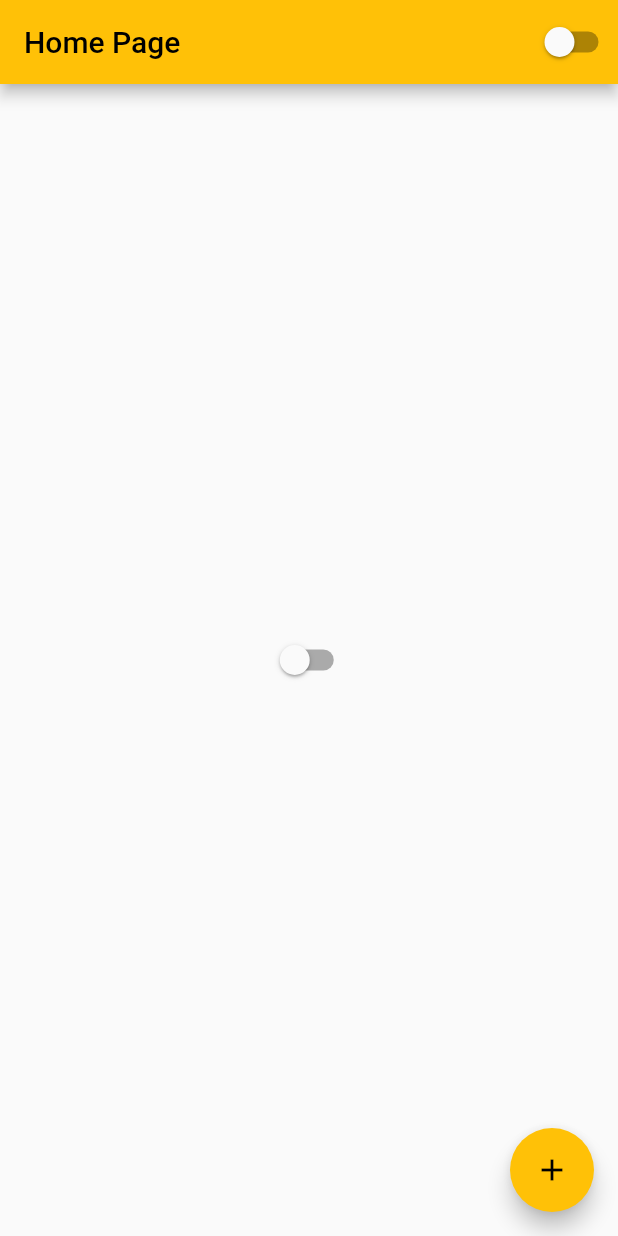
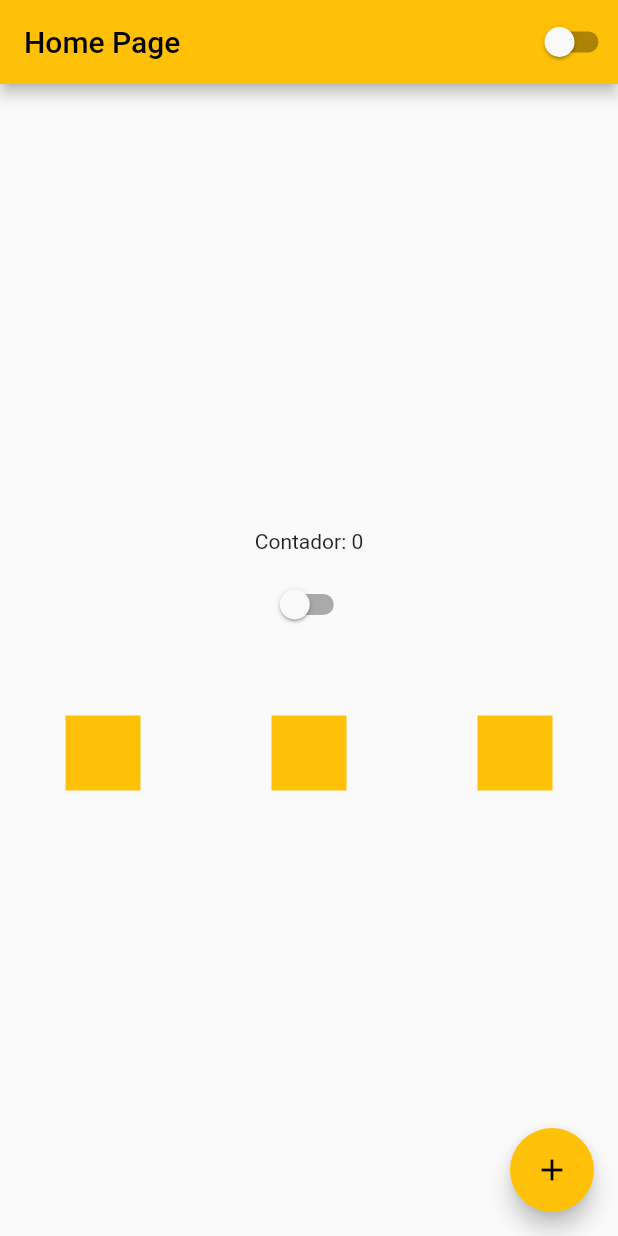
Before and after one commit to brandao-rafael/learning-flutter, a Flutter app: the screen it shows after launch, on a phone screen of 412 x 824 dp. Run offline on Flutter 3.47's test engine with Material 2 defaults, Android fonts, the phone set to English and light mode, and no system bars.

Commit message:
feat: margin with container

```diff
--- a/dia-1/hello_world/lib/home_page.dart
+++ b/dia-1/hello_world/lib/home_page.dart
@@ -23,8 +23,39 @@ class HomePageState extends State<HomePage> {
           CustomSwitch(),
         ],
       ),
-      body: Center(
-        child: CustomSwitch(),
+      body: SizedBox(
+        width: double.infinity,
+        height: double.infinity,
+        child: Column(
+          mainAxisAlignment: MainAxisAlignment.center,
+          children: [
+            Text('Contador: $counter'),
+            Container(height: 10),
+            CustomSwitch(),
+            Container(height: 50),
+            Row(
+              mainAxisAlignment: MainAxisAlignment.spaceAround,
+              crossAxisAlignment: CrossAxisAlignment.center,
+              children: [
+                Container(
+                  width: 50,
+                  height: 50,
+                  color: Colors.amber,
+                ),
+                Container(
+                  width: 50,
+                  height: 50,
+                  color: Colors.amber,
+                ),
+                Container(
+                  width: 50,
+                  height: 50,
+                  color: Colors.amber,
+                ),
+              ],
+            ),
+          ]
+        ),
       ),
       floatingActionButton: FloatingActionButton(
         onPressed: () => {
```
